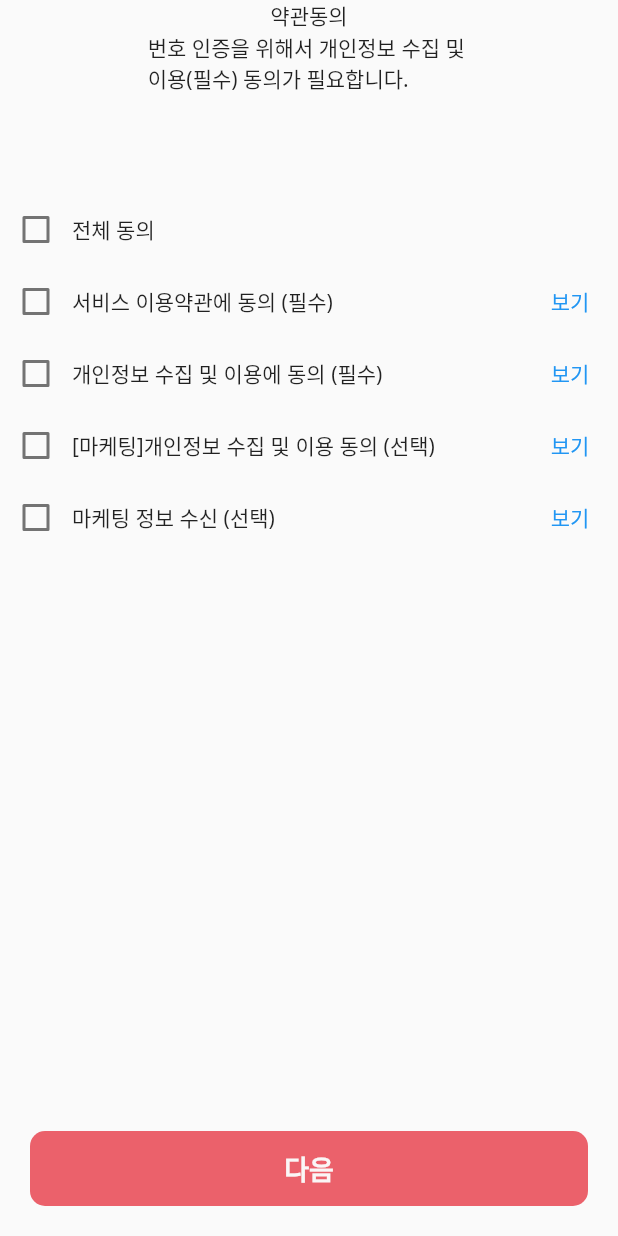
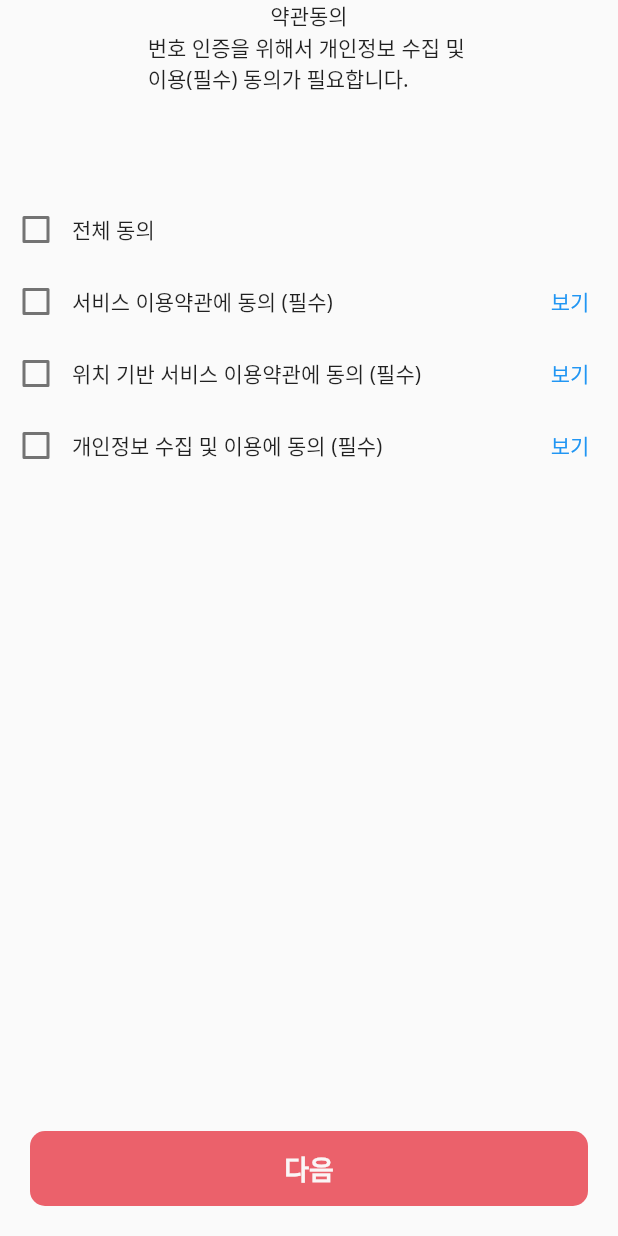
Before and after one commit to masterOfRandom/EatHub_flutter, a Flutter app: the TermsOfServiceSheet widget shown alone on an empty page, opened directly, after a tap on "다음", on a phone screen of 412 x 824 dp. Run offline on Flutter 3.47's test engine with Material 2 defaults, Android fonts, the light colour scheme and no system bars; our stand-ins replace cached_network_image, cloud_firestore, email_validator, firebase_auth, firebase_core, flutter_svg and 3 more; accounts and stored records are empty.

Commit message:
[added] 약관 완성

```diff
--- a/lib/screens/my_page_screens/introduce_screen.dart
+++ b/lib/screens/my_page_screens/introduce_screen.dart
@@ -23,6 +23,7 @@ class _IntroduceScreenState extends State<IntroduceScreen> {
   Widget build(BuildContext context) {
     return Scaffold(
       appBar: AppBar(
+        foregroundColor: grayScaleGray3,
         backgroundColor: backgroundWhiteColor,
         title: const Text(
           '테이블픽 소개',
--- a/lib/utils/global_var.dart
+++ b/lib/utils/global_var.dart
@@ -14,6 +14,12 @@ import 'package:shared_preferences/shared_preferences.dart';
 
 const defaultFoodImageUrl =
     'https://i.pinimg.com/564x/dd/9d/c9/dd9dc9d83423bc037b511d73b29e6b80.jpg';
+const termsOfServiceUrl =
+    'https://100000000.notion.site/29df5c6fe30f4e9ea1b15158d8415e38';
+const termsOfPrivacyPolicyUrl =
+    'https://100000000.notion.site/018ccd8b888b48568bede7438a2752d5';
+const termsOfLocationPolicyUrl =
+    'https://100000000.notion.site/5181ae16ba9240c093083fdfac322966';
 
 enum CardStatus { like, yet, nope, nothing }
 
--- a/lib/utils/terms.dart
+++ b/lib/utils/terms.dart
@@ -1,3 +1,4 @@
+import 'package:eathub/utils/global_var.dart';
 import 'package:flutter/material.dart';
 
 class Term {
@@ -10,8 +11,15 @@ class Term {
 }
 
 const List<Term> terms = [
-  Term(title: '서비스 이용약관에 동의', url: 'hihi', isNecessaried: true),
-  Term(title: '개인정보 수집 및 이용에 동의', url: 'haha', isNecessaried: true),
-  Term(title: '[마케팅]개인정보 수집 및 이용 동의', url: 'hoho', isNecessaried: false),
-  Term(title: '마케팅 정보 수신', url: 'yoyo', isNecessaried: false),
+  Term(title: '서비스 이용약관에 동의', url: termsOfServiceUrl, isNecessaried: true),
+  Term(
+      title: '위치 기반 서비스 이용약관에 동의',
+      url: termsOfLocationPolicyUrl,
+      isNecessaried: true),
+  Term(
+      title: '개인정보 수집 및 이용에 동의',
+      url: termsOfPrivacyPolicyUrl,
+      isNecessaried: true),
+  // Term(title: '[마케팅]개인정보 수집 및 이용 동의', url: 'hoho', isNecessaried: false),
+  // Term(title: '마케팅 정보 수신', url: 'yoyo', isNecessaried: false),
 ];
--- a/lib/widgets/login/terms_of_service.dart
+++ b/lib/widgets/login/terms_of_service.dart
@@ -4,6 +4,7 @@ import 'package:eathub/utils/terms.dart';
 import 'package:eathub/widgets/table_pick_elevated_button.dart';
 import 'package:flutter/material.dart';
 import 'package:get/get.dart';
+import 'package:url_launcher/url_launcher.dart';
 
 class TermsOfServiceSheet extends StatefulWidget {
   const TermsOfServiceSheet({Key? key}) : super(key: key);
@@ -71,7 +72,9 @@ class _TermsOfServiceSheetState extends State<TermsOfServiceSheet> {
               e.isNecessaried ? Text(' (필수)') : Text(' (선택)'),
               Expanded(child: Container()),
               TextButton(
-                onPressed: () => print('보기'),
+                onPressed: () async {
+                  await launch(e.url);
+                },
                 child: Text('보기'),
               ),
             ],
@@ -87,7 +90,9 @@ class _TermsOfServiceSheetState extends State<TermsOfServiceSheet> {
               setState(() {
                 isLoading = true;
               });
-              if (isCheckedList[0] == true && isCheckedList[1] == true) {
+              if (isCheckedList[0] == true &&
+                  isCheckedList[1] == true &&
+                  isCheckedList[2] == true) {
                 final email = controller.email.value;
                 final password = controller.password.value;
                 final name = controller.name.value;
@@ -108,7 +113,7 @@ class _TermsOfServiceSheetState extends State<TermsOfServiceSheet> {
                   Get.back();
                   Get.back();
                 } else {
-                  Get.snackbar('회원가입 문제...', '나중에 로그인시 발생하는 모든 문제 확인 후 해결하기.');
+                  Get.snackbar('회원가입에 문제가 발생했습니다.', '고객센터에 문의해주세요.');
                 }
               }
               setState(() {
```
Also changed, not shown: lib/widgets/introduce/introduce_list.dart (+18 -3 lines).
